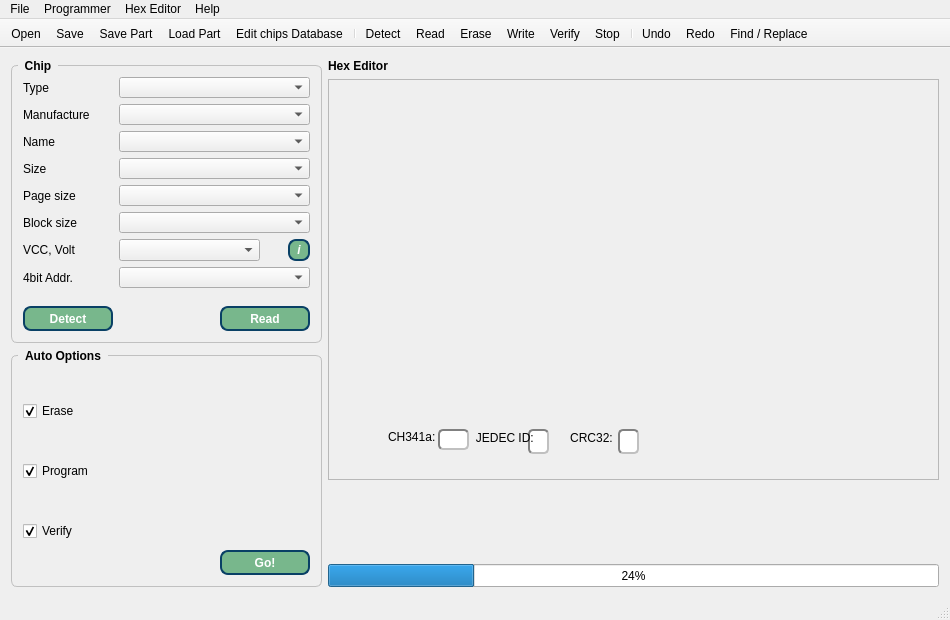
This is IMSProg_programmer/mainwindow.ui in bigbigmdm/IMSProg as Qt 5 draws it before an edit. The edited form follows.
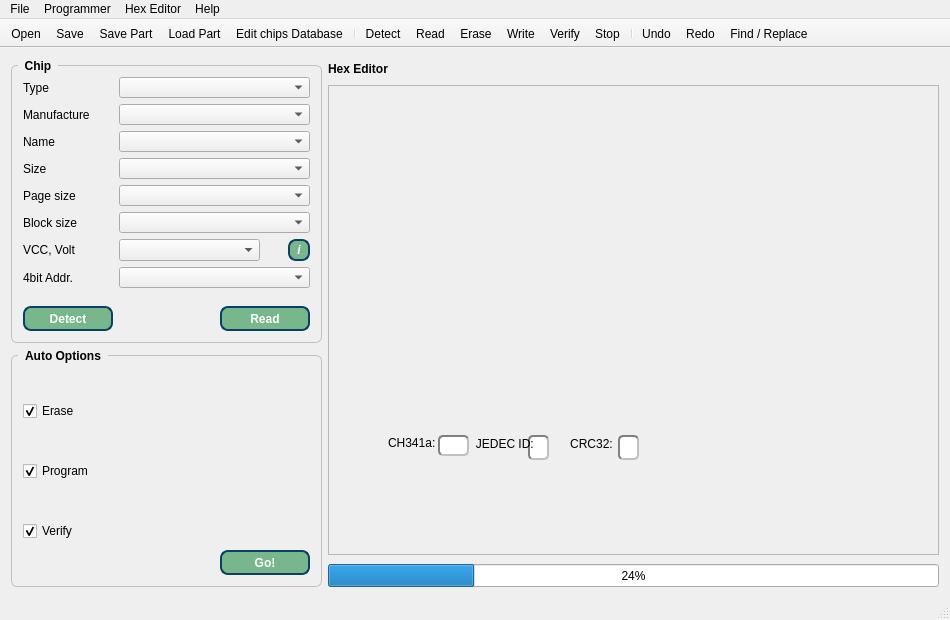
This is the edited form. Icons and pictures are not drawn.

Commit message: Bugfix: the hex editor plugin is not resized when the form is resized.

Patch:
```diff
--- a/IMSProg_programmer/mainwindow.ui
+++ b/IMSProg_programmer/mainwindow.ui
@@ -692,6 +692,12 @@
             <height>11</height>
            </size>
           </property>
+          <property name="maximumSize">
+           <size>
+            <width>16777215</width>
+            <height>20</height>
+           </size>
+          </property>
           <property name="font">
            <font>
             <weight>75</weight>
@@ -714,7 +720,7 @@
           <property name="maximumSize">
            <size>
             <width>16777215</width>
-            <height>700</height>
+            <height>16777215</height>
            </size>
           </property>
           <property name="frameShape">
@@ -850,19 +856,6 @@
         </item>
        </layout>
       </item>
-      <item>
-       <spacer name="verticalSpacer_4">
-        <property name="orientation">
-         <enum>Qt::Vertical</enum>
-        </property>
-        <property name="sizeHint" stdset="0">
-         <size>
-          <width>127</width>
-          <height>6</height>
-         </size>
-        </property>
-       </spacer>
-      </item>
       <item>
        <widget class="QProgressBar" name="progressBar">
         <property name="sizePolicy">
```
The commit also changes 2 other files.
